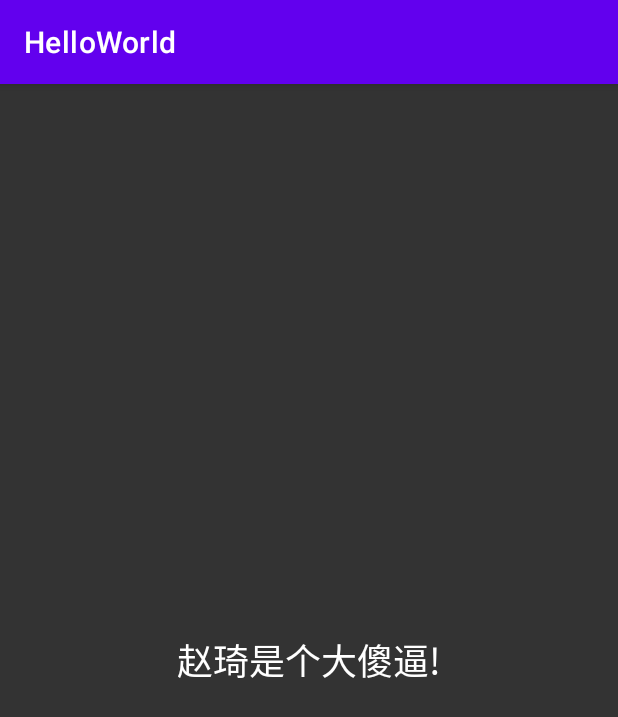
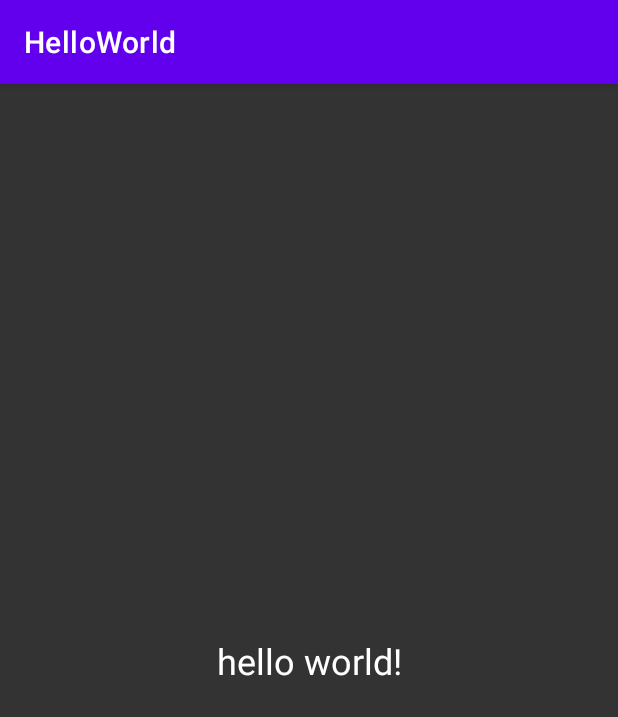
Before and after one commit to Shelter1024/TempProject, an Android app: the screen it shows after launch (MainActivity), on a phone screen of 412 x 824 dp. Shown: the top 717 px of the screen. Run offline under Robolectric (Android 15) with nearby library versions, the phone set to English and light mode, and no system bars.

Commit message:
修改文案

```diff
--- a/app/src/main/res/layout/activity_main.xml
+++ b/app/src/main/res/layout/activity_main.xml
@@ -10,7 +10,7 @@
     <TextView
         android:layout_width="wrap_content"
         android:layout_height="wrap_content"
-        android:text="赵琦是个大傻逼!"
+        android:text="hello world!"
         android:textColor="#fff"
         android:textSize="24sp"
         app:layout_constraintBottom_toBottomOf="parent"
```
